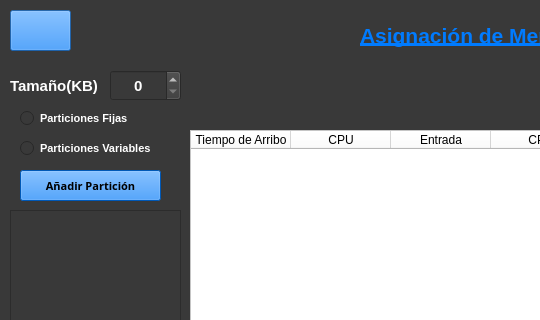
This is Form_Memoria.ui in ianv97/SO as Qt 5 draws it before an edit; both pictures show x 0 to 540 and y 0 to 320 of the 1024 by 576 pixel window. The edited form follows.
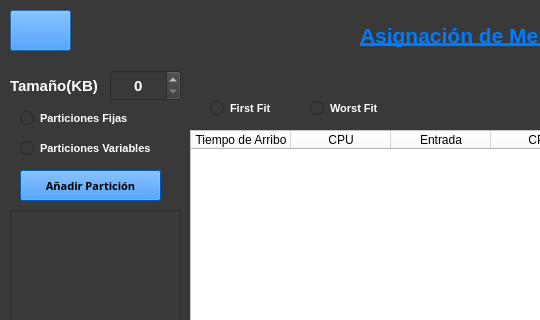
This is the edited form. Icons and pictures are not drawn.

Diff of the .ui file:
```diff
--- a/Form_Memoria.ui
+++ b/Form_Memoria.ui
@@ -1287,6 +1287,90 @@
     <bool>false</bool>
    </property>
   </widget>
+  <widget class="QRadioButton" name="radioButton_BestFit">
+   <property name="geometry">
+    <rect>
+     <x>310</x>
+     <y>100</y>
+     <width>71</width>
+     <height>17</height>
+    </rect>
+   </property>
+   <property name="font">
+    <font>
+     <family>MS Shell Dlg 2</family>
+     <pointsize>8</pointsize>
+     <weight>75</weight>
+     <italic>false</italic>
+     <bold>true</bold>
+    </font>
+   </property>
+   <property name="toolTip">
+    <string/>
+   </property>
+   <property name="styleSheet">
+    <string notr="true">color: rgb(255, 255, 255);</string>
+   </property>
+   <property name="text">
+    <string>Best Fit</string>
+   </property>
+  </widget>
+  <widget class="QRadioButton" name="radioButton_WorstFit">
+   <property name="geometry">
+    <rect>
+     <x>310</x>
+     <y>100</y>
+     <width>81</width>
+     <height>17</height>
+    </rect>
+   </property>
+   <property name="font">
+    <font>
+     <family>MS Shell Dlg 2</family>
+     <pointsize>8</pointsize>
+     <weight>75</weight>
+     <italic>false</italic>
+     <bold>true</bold>
+    </font>
+   </property>
+   <property name="toolTip">
+    <string/>
+   </property>
+   <property name="styleSheet">
+    <string notr="true">color: rgb(255, 255, 255);</string>
+   </property>
+   <property name="text">
+    <string>Worst Fit</string>
+   </property>
+  </widget>
+  <widget class="QRadioButton" name="radioButton_FirstFit">
+   <property name="geometry">
+    <rect>
+     <x>210</x>
+     <y>100</y>
+     <width>71</width>
+     <height>17</height>
+    </rect>
+   </property>
+   <property name="font">
+    <font>
+     <family>MS Shell Dlg 2</family>
+     <pointsize>8</pointsize>
+     <weight>75</weight>
+     <italic>false</italic>
+     <bold>true</bold>
+    </font>
+   </property>
+   <property name="toolTip">
+    <string/>
+   </property>
+   <property name="styleSheet">
+    <string notr="true">color: rgb(255, 255, 255);</string>
+   </property>
+   <property name="text">
+    <string>First Fit</string>
+   </property>
+  </widget>
   <zorder>pushButton_Importar</zorder>
   <zorder>pushButton_Generar</zorder>
   <zorder>pushButton_Guardar</zorder>
```
Left out of the diff: 9 changed lines with no effect on the pictures.
